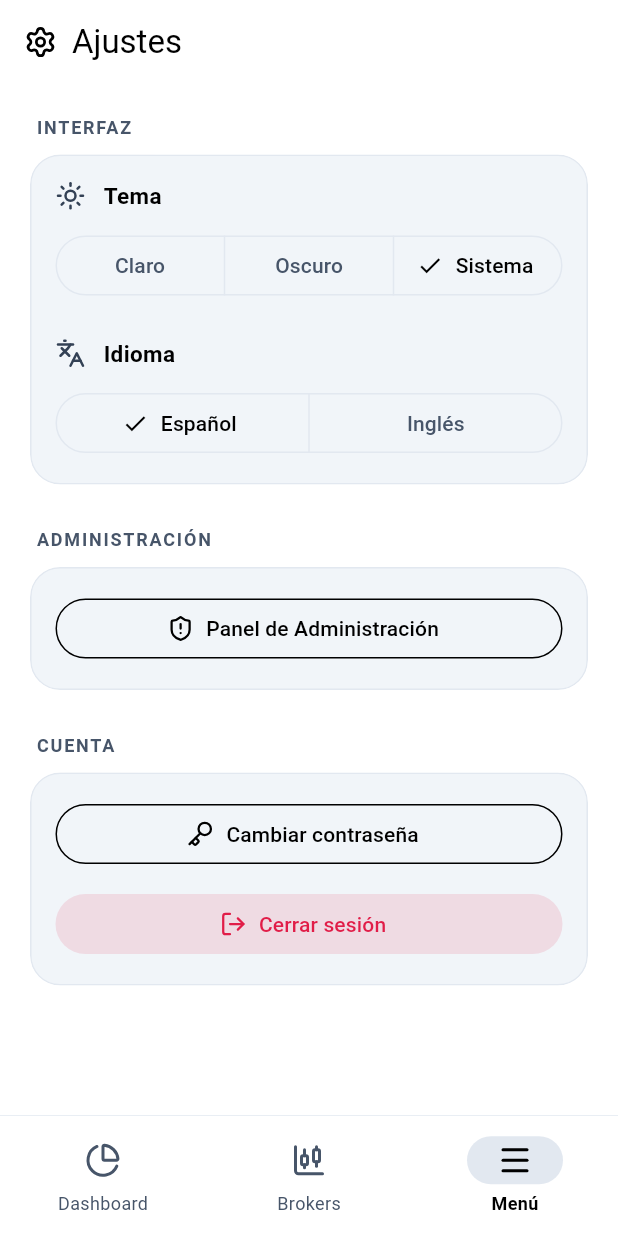
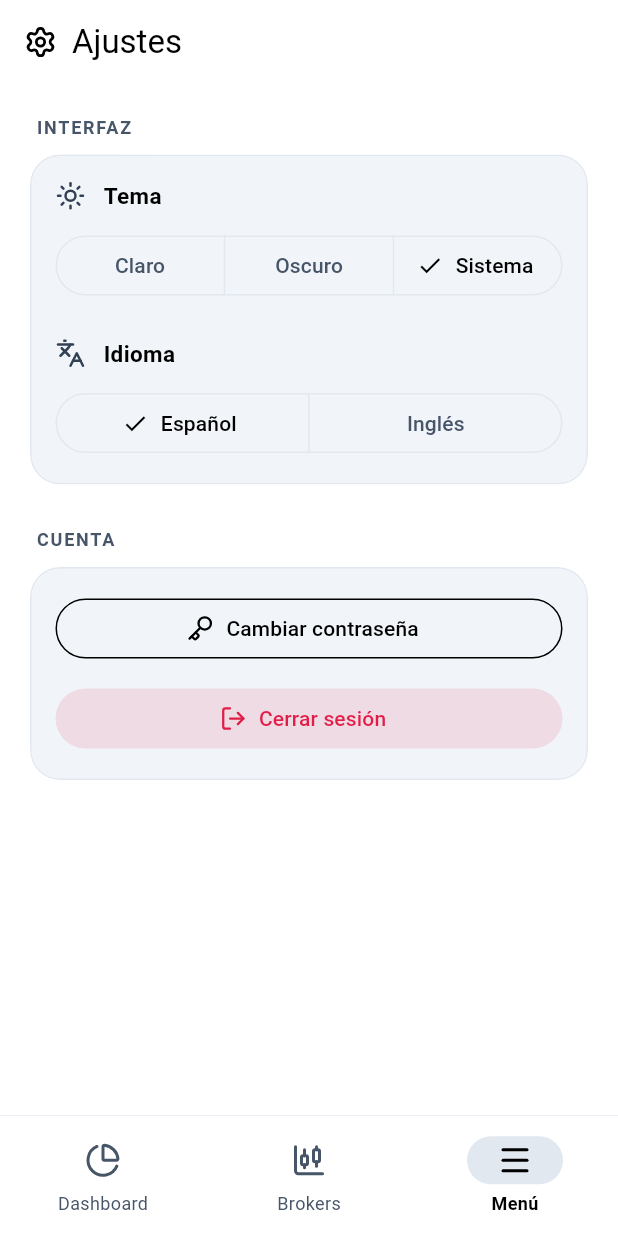
Before and after one commit to hlorenzoz/investep-app, a Flutter app: the SettingsScreen screen opened by its route, on a phone screen of 412 x 824 dp. Run offline on Flutter 3.47's test engine with Material 3 defaults, Android fonts, the phone set to English and light mode, and no system bars; our stand-ins replace dio, flutter_riverpod, flutter_svg, go_router, lucide_icons_flutter, shared_preferences and 1 more; accounts and stored records are empty; network calls fail.

Commit message:
feat(settings): remove admin section from user settings

```diff
--- a/lib/features/settings/presentation/settings_screen.dart
+++ b/lib/features/settings/presentation/settings_screen.dart
@@ -221,23 +221,7 @@ class SettingsScreen extends ConsumerWidget {
                   ),
                   const SizedBox(height: 28),
 
-                  // --- SECCIÓN ADMINISTRACIÓN ---
-                  const _SectionHeader(title: 'ADMINISTRACIÓN'),
-                  const SizedBox(height: 10),
-                  GlassCard(
-                    padding: const EdgeInsets.all(16),
-                    child: Column(
-                      crossAxisAlignment: CrossAxisAlignment.stretch,
-                      children: [
-                        OutlinedButton.icon(
-                          onPressed: () => context.push('/admin'),
-                          icon: const Icon(LucideIcons.shieldAlert, size: 18),
-                          label: const Text('Panel de Administración'),
-                        ),
-                      ],
-                    ),
-                  ),
-                  const SizedBox(height: 28),
+
 
                   // --- SECCIÓN CUENTA ---
                   _SectionHeader(title: l10n.settingsAccount),
```
